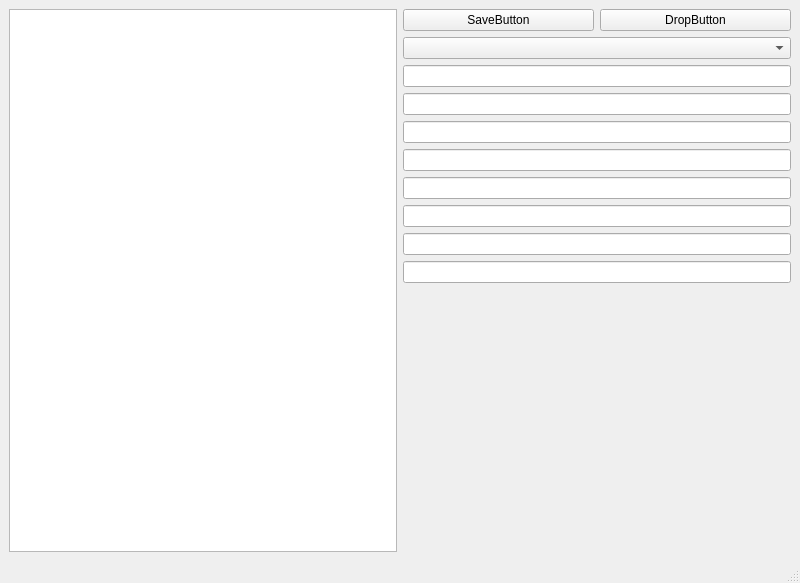
Old version of the form ui/deviceswindow.ui in the repository urpylka/filesync.
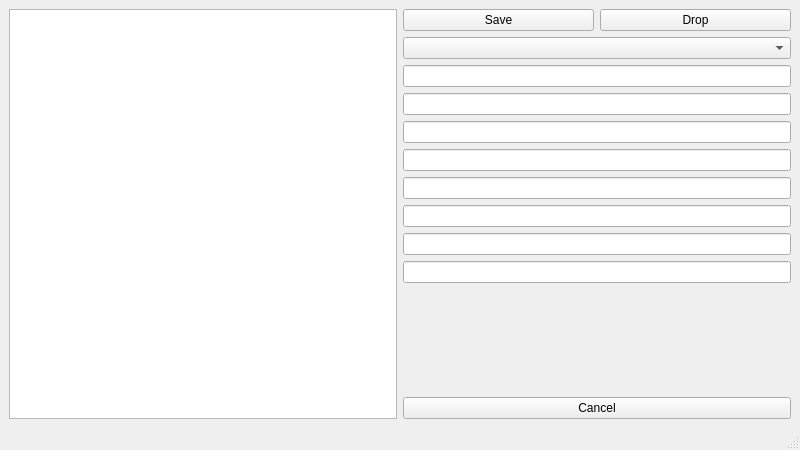
New version of the form.

The edit to the form file:
```diff
--- a/ui/deviceswindow.ui
+++ b/ui/deviceswindow.ui
@@ -7,9 +7,15 @@
     <x>0</x>
     <y>0</y>
     <width>800</width>
-    <height>583</height>
+    <height>450</height>
    </rect>
   </property>
+  <property name="minimumSize">
+   <size>
+    <width>800</width>
+    <height>450</height>
+   </size>
+  </property>
   <property name="windowTitle">
    <string>Devices</string>
   </property>
@@ -42,14 +48,14 @@
           <item>
            <widget class="QPushButton" name="pushButton_2">
             <property name="text">
-             <string>SaveButton</string>
+             <string>Save</string>
             </property>
            </widget>
           </item>
           <item>
            <widget class="QPushButton" name="pushButton">
             <property name="text">
-             <string>DropButton</string>
+             <string>Drop</string>
             </property>
            </widget>
           </item>
@@ -95,6 +101,13 @@
           </property>
          </spacer>
         </item>
+        <item>
+         <widget class="QPushButton" name="pushButton_3">
+          <property name="text">
+           <string>Cancel</string>
+          </property>
+         </widget>
+        </item>
        </layout>
       </item>
      </layout>
```
